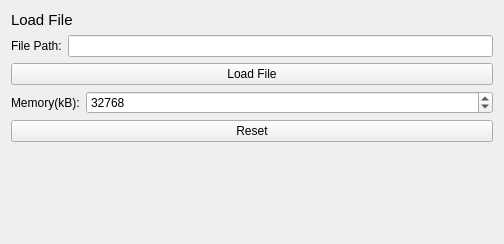
This is armsim/loaderwidget.ui in bstee615/armsim as Qt 5 draws it before an edit. The edited form follows.
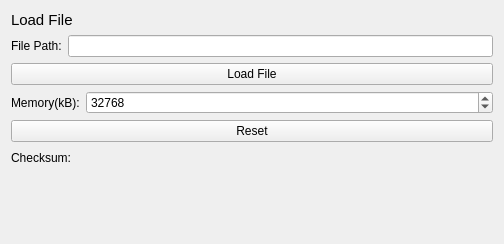
This is the edited form.

What changed in the file:
```diff
--- a/armsim/loaderwidget.ui
+++ b/armsim/loaderwidget.ui
@@ -100,6 +100,37 @@
      </property>
     </widget>
    </item>
+   <item>
+    <layout class="QHBoxLayout" name="horizontalLayout">
+     <item>
+      <widget class="QLabel" name="lblChecksumTitle">
+       <property name="text">
+        <string>Checksum:</string>
+       </property>
+      </widget>
+     </item>
+     <item>
+      <widget class="QLabel" name="lblChecksum">
+       <property name="text">
+        <string/>
+       </property>
+      </widget>
+     </item>
+     <item>
+      <spacer name="horizontalSpacer">
+       <property name="orientation">
+        <enum>Qt::Horizontal</enum>
+       </property>
+       <property name="sizeHint" stdset="0">
+        <size>
+         <width>40</width>
+         <height>20</height>
+        </size>
+       </property>
+      </spacer>
+     </item>
+    </layout>
+   </item>
    <item>
     <spacer name="verticalSpacer">
      <property name="orientation">
```
